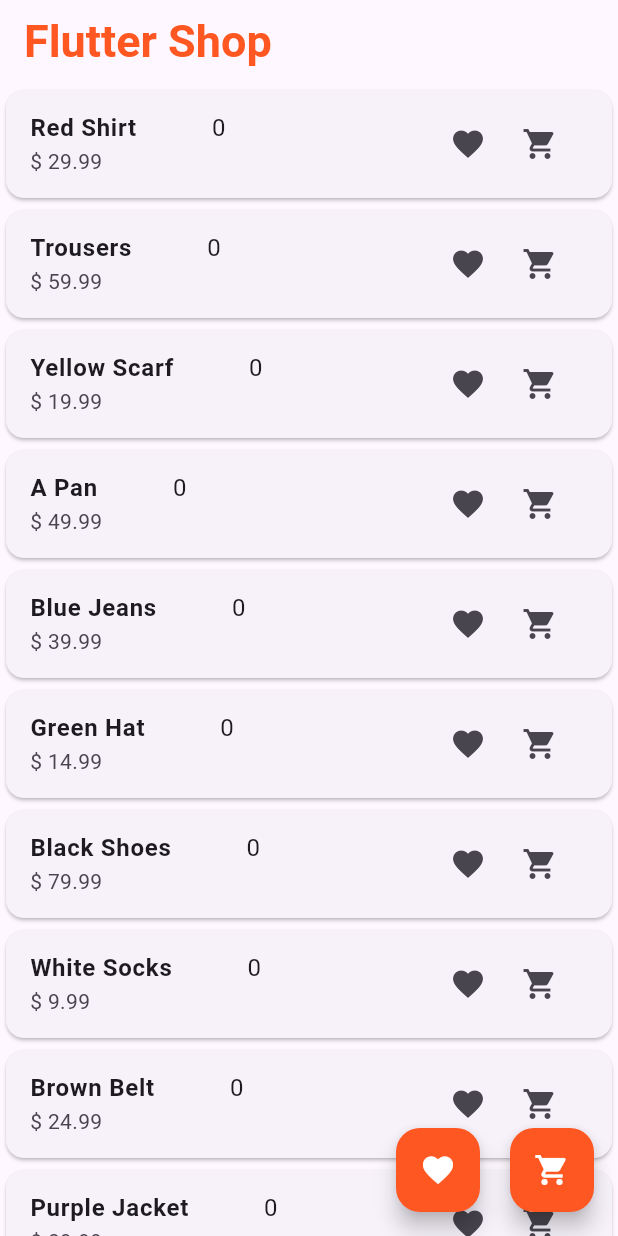
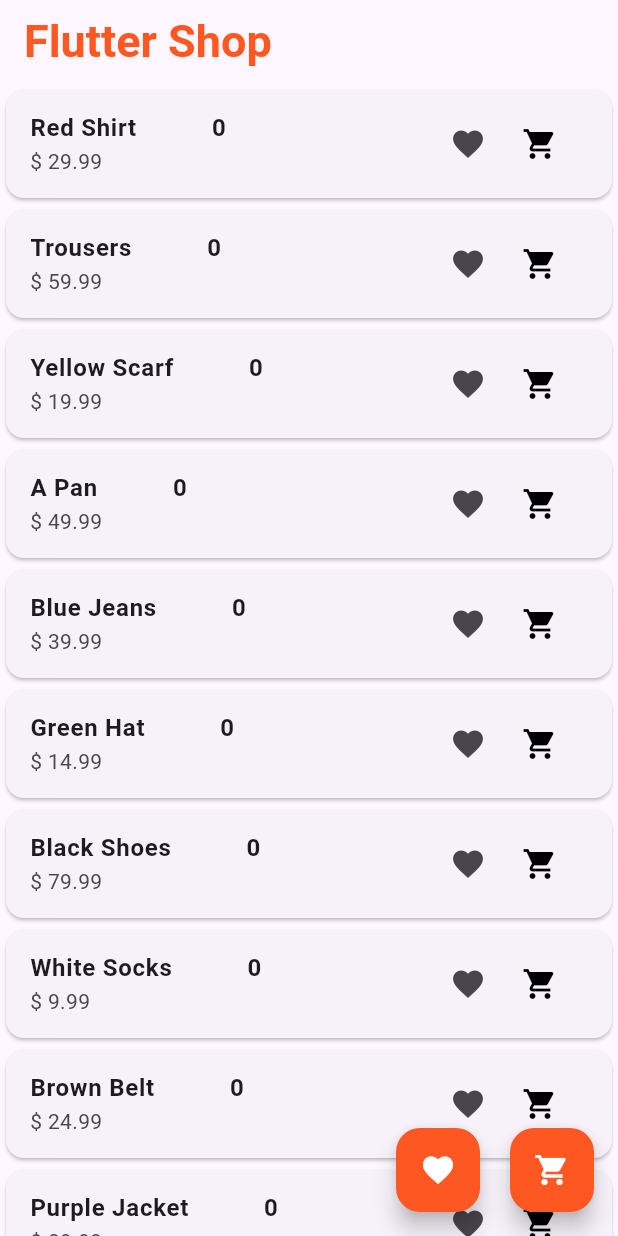
Before and after one commit to Nadun-Charuka/provider_v141, a Flutter app: the screen it shows after launch, on a phone screen of 412 x 824 dp. Run offline on Flutter 3.47's test engine with Material 3 defaults, Android fonts, the phone set to English and light mode, and no system bars.

Commit message:
add to cart complete

```diff
--- /dev/null
+++ b/devtools_options.yaml
@@ -0,0 +1,3 @@
+description: This file stores settings for Dart & Flutter DevTools.
+documentation: https://docs.flutter.dev/tools/devtools/extensions#configure-extension-enablement-states
+extensions:
--- a/lib/data/product_data.dart
+++ b/lib/data/product_data.dart
@@ -62,5 +62,80 @@ class ProductData {
       title: 'Grey Shorts',
       price: 34.99,
     ),
+    Product(
+      id: 'p13',
+      title: 'Blue Jeans',
+      price: 59.99,
+    ),
+    Product(
+      id: 'p14',
+      title: 'Black T-shirt',
+      price: 19.99,
+    ),
+    Product(
+      id: 'p15',
+      title: 'Red Sneakers',
+      price: 89.99,
+    ),
+    Product(
+      id: 'p16',
+      title: 'White Hoodie',
+      price: 39.99,
+    ),
+    Product(
+      id: 'p17',
+      title: 'Leather Jacket',
+      price: 120.00,
+    ),
+    Product(
+      id: 'p18',
+      title: 'Black Boots',
+      price: 75.00,
+    ),
+    Product(
+      id: 'p19',
+      title: 'Gray Sweatshirt',
+      price: 45.50,
+    ),
+    Product(
+      id: 'p20',
+      title: 'Yellow Scarf',
+      price: 25.00,
+    ),
+    Product(
+      id: 'p21',
+      title: 'Purple Hat',
+      price: 15.99,
+    ),
+    Product(
+      id: 'p22',
+      title: 'Green Socks',
+      price: 9.99,
+    ),
+    Product(
+      id: 'p23',
+      title: 'Brown Belt',
+      price: 19.99,
+    ),
+    Product(
+      id: 'p24',
+      title: 'White Sneakers',
+      price: 49.99,
+    ),
+    Product(
+      id: 'p25',
+      title: 'Black Watch',
+      price: 99.99,
+    ),
+    Product(
+      id: 'p26',
+      title: 'Gold Necklace',
+      price: 200.00,
+    ),
+    Product(
+      id: 'p27',
+      title: 'Silver Ring',
+      price: 50.00,
+    ),
   ];
 }
--- /dev/null
+++ b/lib/models/cart_model.dart
@@ -0,0 +1,13 @@
+class CartItem {
+  final String id;
+  final String title;
+  final double price;
+  int quantity;
+
+  CartItem({
+    required this.id,
+    required this.title,
+    required this.price,
+    required this.quantity,
+  });
+}
--- a/lib/pages/product_page.dart
+++ b/lib/pages/product_page.dart
@@ -1,8 +1,10 @@
 import 'package:flutter/material.dart';
+import 'package:provider/provider.dart';
 import 'package:provider_v141/data/product_data.dart';
 import 'package:provider_v141/models/product_model.dart';
 import 'package:provider_v141/pages/cart_page.dart';
 import 'package:provider_v141/pages/favorite_page.dart';
+import 'package:provider_v141/providers/cart_provider.dart';
 
 class ProductPage extends StatelessWidget {
   const ProductPage({super.key});
@@ -66,7 +68,8 @@ class ProductPage extends StatelessWidget {
         itemBuilder: (context, index) {
           Product product = productList[index];
           return Card(
-            child: ListTile(
+            child: Consumer<CartProvider>(
+              builder: (context, cartPorvider, child) => ListTile(
                 title: Row(
                   children: [
                     Text(
@@ -78,8 +81,14 @@ class ProductPage extends StatelessWidget {
                     SizedBox(
                       width: 50,
                     ),
-                  //todo fill this
-                  Text("0"),
+                    Text(
+                      cartPorvider.items.containsKey(product.id)
+                          ? cartPorvider.items[product.id]!.quantity.toString()
+                          : "0",
+                      style: TextStyle(
+                        fontWeight: FontWeight.bold,
+                      ),
+                    ),
                   ],
                 ),
                 subtitle: Text(
@@ -95,12 +104,28 @@ class ProductPage extends StatelessWidget {
                       ),
                     ),
                     IconButton(
-                    onPressed: () {},
+                      onPressed: () {
+                        cartPorvider.addItem(
+                          product.id,
+                          product.price,
+                          product.title,
+                        );
+                        ScaffoldMessenger.of(context).showSnackBar(
+                          SnackBar(
+                            content: Text("Added to cart"),
+                            duration: Duration(seconds: 3),
+                          ),
+                        );
+                      },
                       icon: Icon(
                         Icons.shopping_cart,
+                        color: cartPorvider.items.containsKey(product.id)
+                            ? Colors.red
+                            : Colors.black,
                       ),
                     ),
                   ],
+                ),
               ),
             ),
           );
```
Also changed, not shown: lib/main.dart (+8 -1 lines), lib/pages/cart_page.dart (+68 -0 lines), lib/providers/cart_provider.dart (added, +70 -0 lines). Lines whose indentation alone changed are shown as unchanged.
